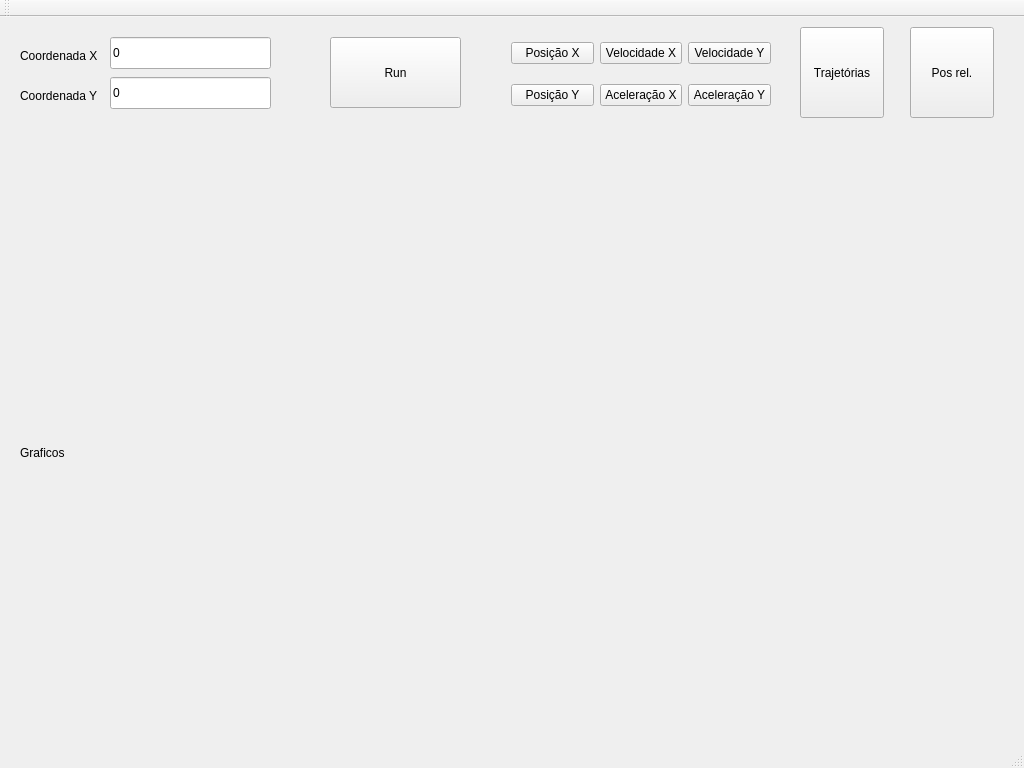
Qt form linux/oraface/oranela.ui (seleonel/ouroboros) before a commit.
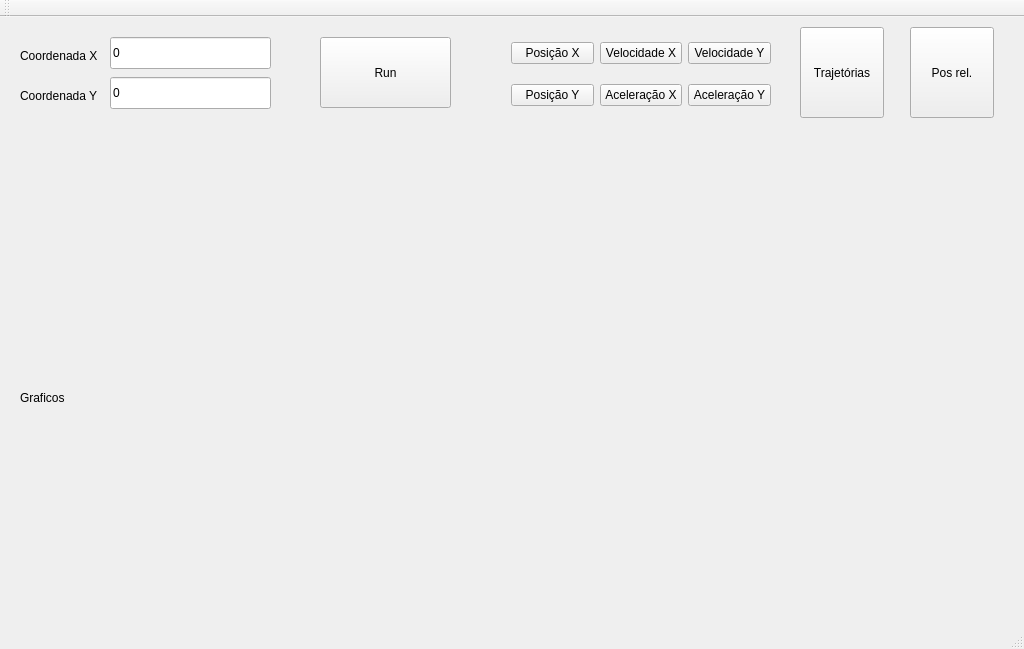
The same form after that commit. Icons and pictures are not drawn.

```diff
--- a/linux/oraface/oranela.ui
+++ b/linux/oraface/oranela.ui
@@ -7,13 +7,13 @@
     <x>0</x>
     <y>0</y>
     <width>1024</width>
-    <height>768</height>
+    <height>649</height>
    </rect>
   </property>
   <property name="minimumSize">
    <size>
-    <width>1024</width>
-    <height>768</height>
+    <width>0</width>
+    <height>0</height>
    </size>
   </property>
   <property name="windowTitle">
@@ -27,7 +27,7 @@
    <widget class="QPushButton" name="run_bot">
     <property name="geometry">
      <rect>
-      <x>330</x>
+      <x>320</x>
       <y>20</y>
       <width>131</width>
       <height>71</height>
@@ -160,11 +160,17 @@
     <property name="geometry">
      <rect>
       <x>20</x>
-      <y>160</y>
+      <y>150</y>
       <width>981</width>
-      <height>551</height>
+      <height>461</height>
      </rect>
     </property>
+    <property name="sizePolicy">
+     <sizepolicy hsizetype="Expanding" vsizetype="Expanding">
+      <horstretch>0</horstretch>
+      <verstretch>0</verstretch>
+     </sizepolicy>
+    </property>
     <property name="text">
      <string>Graficos</string>
     </property>
```
